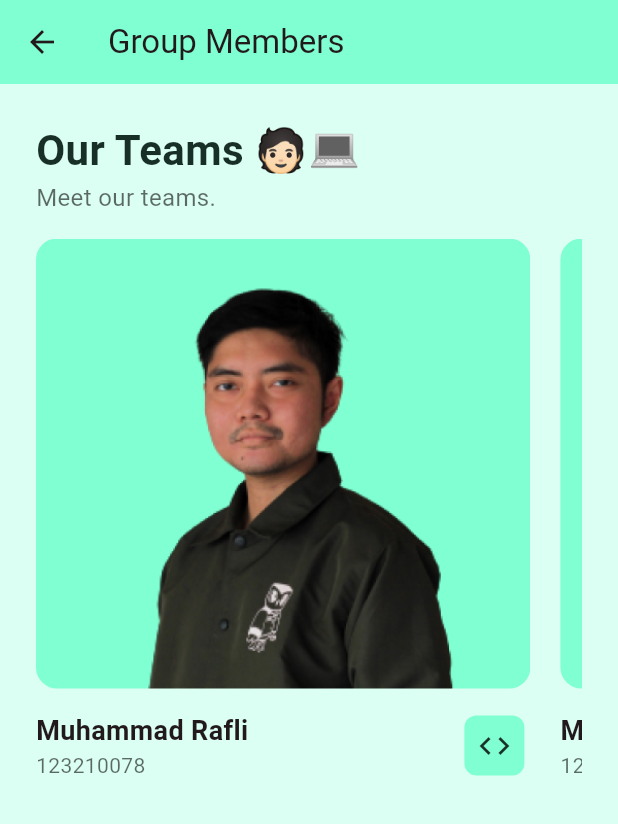
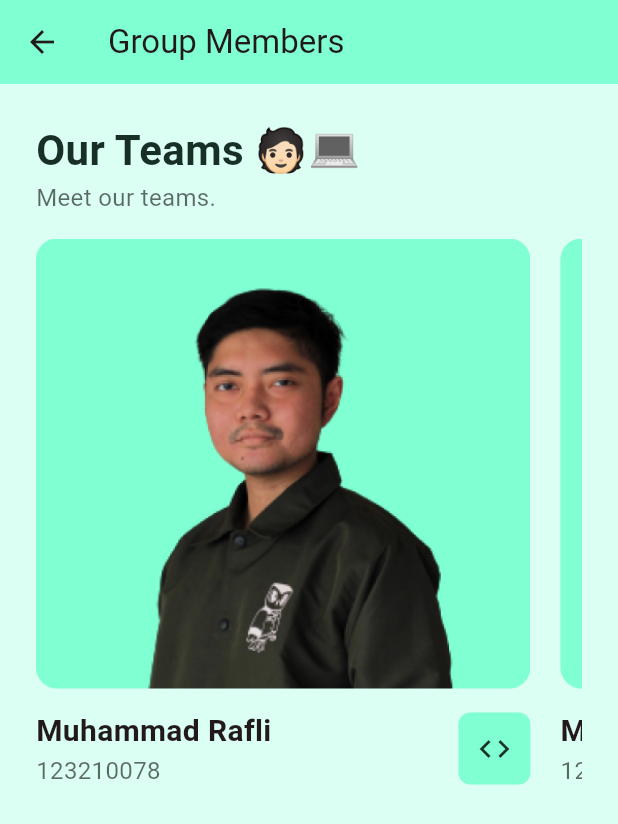
Before and after one commit to plirapli/tpm-tugas-1, a Flutter app: the GroupMembers screen opened directly, on a phone screen of 412 x 824 dp. Shown: the top 824 px of the screen. Run offline on Flutter 3.47's test engine with Material 3 defaults, Android fonts, the phone set to English and light mode, and no system bars.

Commit message:
fix style

```diff
--- a/lib/pages/group.dart
+++ b/lib/pages/group.dart
@@ -106,18 +106,18 @@ class _GroupMembersState extends State<GroupMembers> {
                   Text(
                     member.title!,
                     style: const TextStyle(
-                        fontSize: 18, fontWeight: FontWeight.bold),
+                        fontSize: 20, fontWeight: FontWeight.bold),
                   ),
                   Text(
                     member.subtitle!,
                     style: const TextStyle(
-                        fontSize: 14, color: Color.fromARGB(150, 0, 0, 0)),
+                        fontSize: 16, color: Color.fromARGB(150, 0, 0, 0)),
                   ),
                 ],
               ),
               IconButton.filled(
                 style: IconButton.styleFrom(
-                    minimumSize: const Size(40, 40),
+                    minimumSize: const Size(48, 48),
                     foregroundColor: const Color.fromARGB(255, 23, 47, 39),
                     backgroundColor: const Color.fromARGB(255, 128, 255, 210),
                     // minimumSize: Size(48, 48),
```
